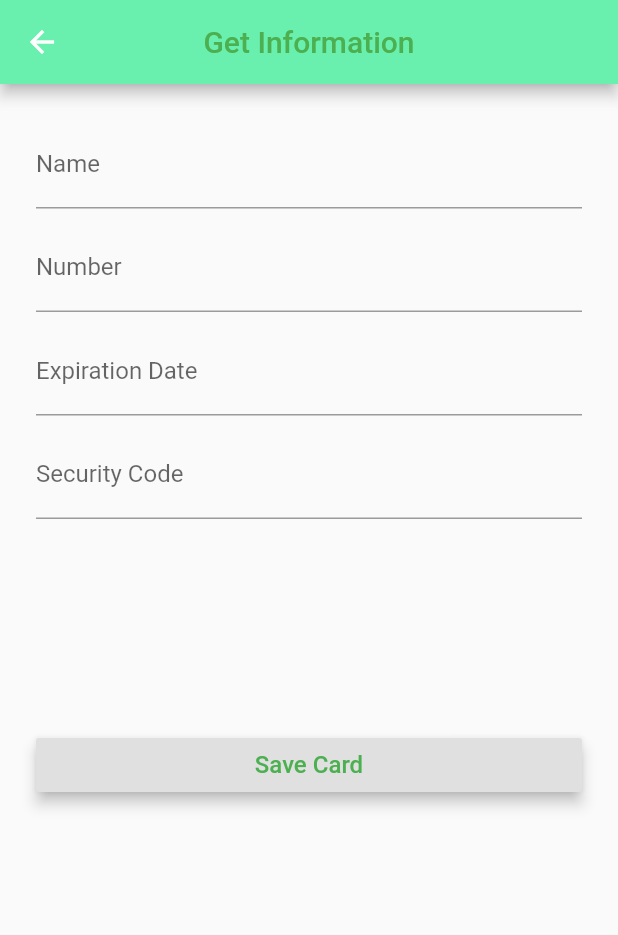
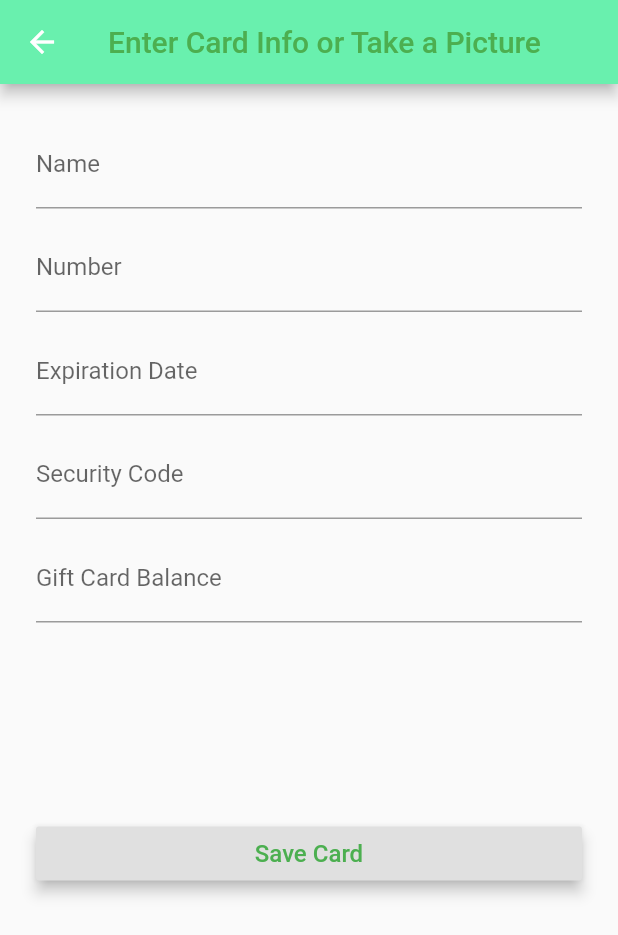
Before and after one commit to jonasccosta/Comp-225-Flutter-Giftcards, a Flutter app: the screen it shows after launch, after a tap on the "add" icon, on a phone screen of 412 x 824 dp. Shown: the top 935 px of the screen. Run offline on Flutter 3.47's test engine with Material 2 defaults, Android fonts, the phone set to English and light mode, and no system bars; our stand-ins replace sqflite; accounts and stored records are empty.

Commit message:
Added balance to entry screen and changed the entryscreen appbar title to something else. Also tried changing balance in Gift_Card. Cards are not showing up on the homescreen after saving a new card.

```diff
--- a/lib/Card_Info_Screen.dart
+++ b/lib/Card_Info_Screen.dart
@@ -43,7 +43,7 @@ class CardInfoScreen extends StatelessWidget {
               Container(
                 padding: EdgeInsets.all(10.0),
                 child: Text(
-                    'Remaining Amount: 40.00', //giftcard.getRemainingAmount?
+                   "Balance: " + card.balance, //giftcard.getRemainingAmount?
                     style: TextStyle(
                         fontSize: 25.0
                     )
--- a/lib/Create_New_Card_Screen.dart
+++ b/lib/Create_New_Card_Screen.dart
@@ -17,6 +17,7 @@ class CreateNewCardScreenState extends State<CreateNewCardScreen> {
   String _number;
   String _expirationDate;
   String _securityCode;
+  String _balance;
 
   final TextEditingController _expirationDateController = new TextEditingController();
 
@@ -150,6 +151,26 @@ class CreateNewCardScreenState extends State<CreateNewCardScreen> {
     );
   }
 
+  Widget _buildBalanceField() {
+    return TextFormField(
+      decoration: InputDecoration(labelText: 'Gift Card Balance'),
+      validator: (String value) {
+
+        // Produces the error if no security code is entered.
+        if(value.isEmpty) {
+          return 'Gift Card Balance is Required';
+        }
+        // Produces no error if a security code is provided.
+        return null;
+      },
+
+      // Once the 'Save Card' button is clicked, the value gets saved.
+      onSaved: (String value) {
+        _balance = value;
+      },
+    );
+  }
+
   /// Builds the [GiftCardInformation] page.
   @override
   Widget build(BuildContext context) {
@@ -159,7 +180,7 @@ class CreateNewCardScreenState extends State<CreateNewCardScreen> {
       resizeToAvoidBottomPadding: false,
 
       appBar: AppBar(
-          title: Text("Get Information", style: TextStyle(color: Colors.green, fontSize: 20.0)),
+          title: Text("Enter Card Info or Take a Picture", style: TextStyle(color: Colors.green, fontSize: 20.0)),
           centerTitle: true,
           backgroundColor: Colors.greenAccent
       ),
@@ -185,7 +206,9 @@ class CreateNewCardScreenState extends State<CreateNewCardScreen> {
                 _buildExpirationDateField(),
                 SizedBox(height: 10),
                 _buildSecurityCodeField(),
-                SizedBox(height: 140),
+                SizedBox(height: 10),
+                _buildBalanceField(),
+                SizedBox(height: 130),
                 RaisedButton(
                   elevation: 4,
                   child:Text(
@@ -216,8 +239,9 @@ class CreateNewCardScreenState extends State<CreateNewCardScreen> {
                     print(_number);
                     print(_expirationDate);
                     print(_securityCode);
+                    print(_balance);
 
-                    GiftCard giftCard = new GiftCard(name: _name, number: _number, expirationDate: _expirationDate, securityCode: _securityCode);
+                    GiftCard giftCard = new GiftCard(name: _name, number: _number, expirationDate: _expirationDate, securityCode: _securityCode, balance: _balance);
 
                     Navigator.pop(context, giftCard);
 
--- a/lib/Database.dart
+++ b/lib/Database.dart
@@ -7,7 +7,7 @@ abstract class DB {
 
   static Database _db;
 
-  static int get _version => 1;
+  static int get _version => 2;
 
 
   //Initiates the database
@@ -26,7 +26,7 @@ abstract class DB {
 
   //Creates a table that stores the data
   static void onCreate(Database db, int version) async =>
-      await db.execute('CREATE TABLE database (id INTEGER PRIMARY KEY NOT NULL, name TEXT, number TEXT, expirationDate TEXT, securityCode TEXT)');
+      await db.execute('CREATE TABLE database (id INTEGER PRIMARY KEY NOT NULL, name TEXT, number TEXT, expirationDate TEXT, securityCode TEXT, balance TEXT)');
 
   //Returns the table containing the data
   static Future<List<Map<String, dynamic>>> query(String table) async => _db.query(table);
--- a/lib/Gift_Card.dart
+++ b/lib/Gift_Card.dart
@@ -9,10 +9,11 @@ class GiftCard {
   String number;
   String expirationDate;
   String securityCode;
+  String balance;
 
   static String table = 'database';
 
-  GiftCard({this.id, this.name, this.number, this.expirationDate, this.securityCode});
+  GiftCard({this.id, this.name, this.number, this.expirationDate, this.securityCode, this.balance});
 
 
   //Maps each variable to the name of its correspondent column in the data base
@@ -22,6 +23,7 @@ class GiftCard {
       'number': number,
       'expirationDate': expirationDate,
       'securityCode': securityCode,
+      'balance': balance
     };
 
     if(id != null){
@@ -30,7 +32,6 @@ class GiftCard {
 
     return map;
   }
-
   //Return a card from the data base, given its variables
   static GiftCard fromMap(Map<String, dynamic> map) {
     return GiftCard(
@@ -38,7 +39,8 @@ class GiftCard {
         name: map['name'],
         number: map['number'],
         expirationDate: map['expirationDate'],
-        securityCode: map['securityCode']
+        securityCode: map['securityCode'],
+        balance: map['balance']
     );
   }
 
--- a/lib/Home_Screen.dart
+++ b/lib/Home_Screen.dart
@@ -83,7 +83,6 @@ class _MyHomeScreenState extends State<HomeScreenState> {
                   ),
                 ],
               ),
-              //Flexible(
 
             ]
 
```
